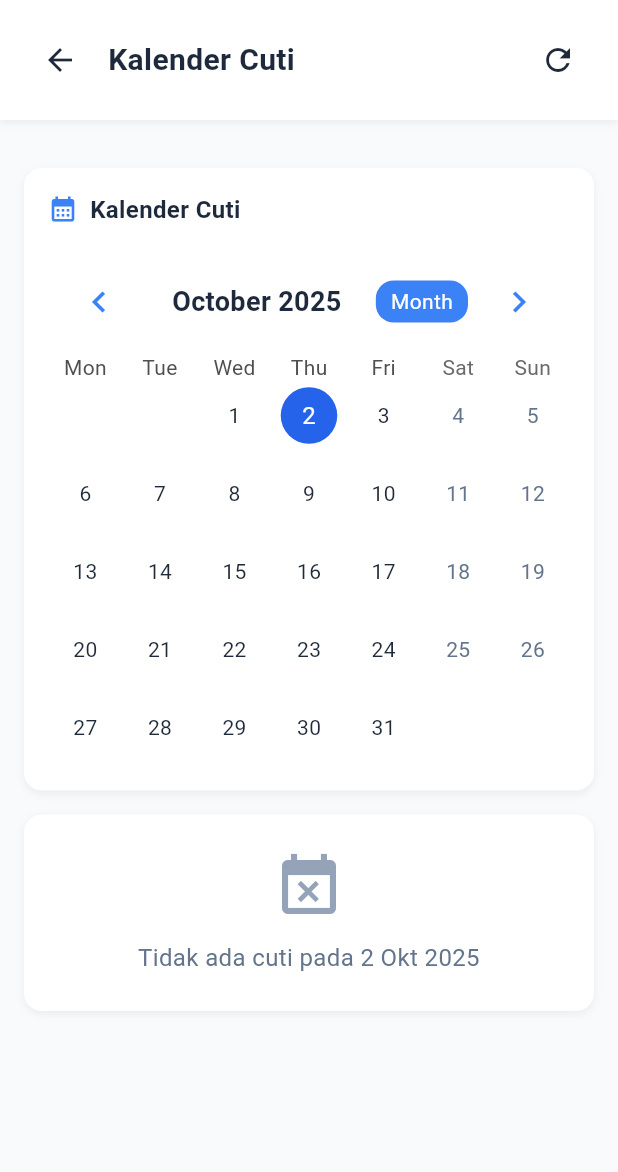
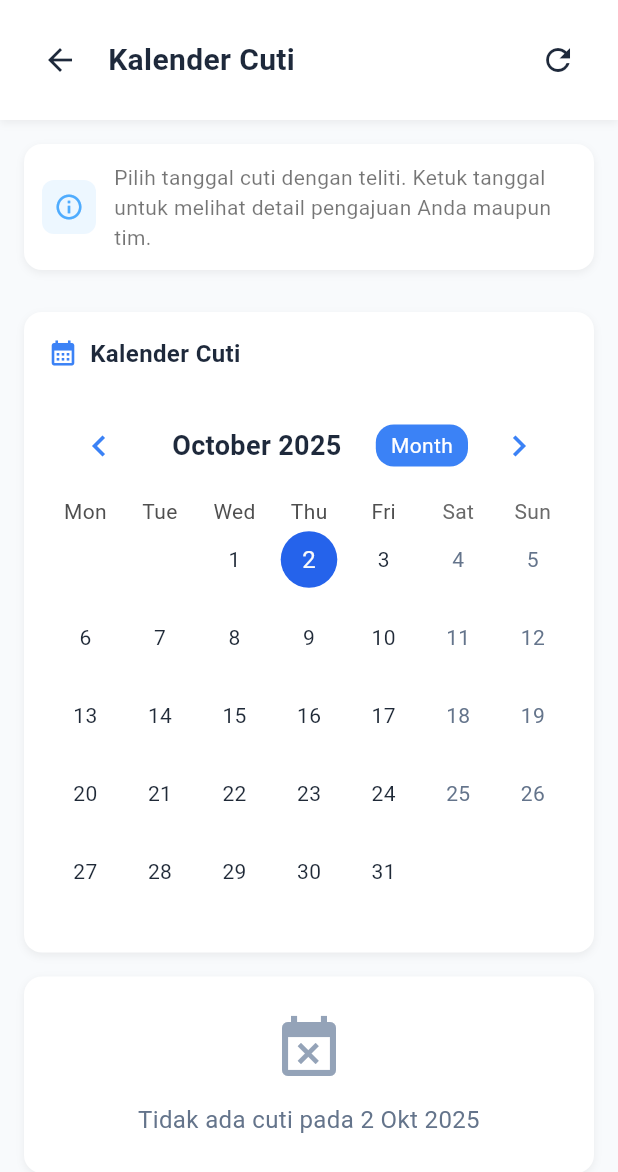
Before and after one commit to levanza1358/mti_pontianak, a Flutter app: the CalendarCutiPage screen opened by its route, on a phone screen of 412 x 824 dp. Shown: the top 1172 px of the screen. Run offline on Flutter 3.47's test engine with Material 3 defaults, Android fonts, the phone set to English and light mode, and no system bars; drawn by our look-alikes of table_calendar; our stand-ins replace get, pdf, printing, share_plus, shared_preferences, signature and 1 more; accounts and stored records are empty.

Commit message:
feat(calendar): add info tip widget for date selection guidance
Add an info tip widget above the user info card to provide guidance about date selection functionality. The tip explains how to view details by tapping dates and includes an info icon for better visibility.

```diff
--- a/lib/page/calendar_cuti_page.dart
+++ b/lib/page/calendar_cuti_page.dart
@@ -69,6 +69,9 @@ class CalendarCutiPage extends StatelessWidget {
                   child: Column(
                     crossAxisAlignment: CrossAxisAlignment.start,
                     children: [
+                      // Info tip (inspirasi dari halaman Cuti)
+                      _buildInfoTip(),
+                      const SizedBox(height: 12),
                       // User info card
                       _buildUserInfoCard(controller),
                       const SizedBox(height: 16),
@@ -86,6 +89,46 @@ class CalendarCutiPage extends StatelessWidget {
             ),
           ],
         ),
+      ),
+    );
+  }
+
+  Widget _buildInfoTip() {
+    return Container(
+      padding: const EdgeInsets.all(12),
+      decoration: BoxDecoration(
+        color: Colors.white,
+        borderRadius: BorderRadius.circular(12),
+        boxShadow: const [
+          BoxShadow(
+            color: Color(0x0F000000),
+            blurRadius: 4,
+            offset: Offset(0, 2),
+          ),
+        ],
+      ),
+      child: Row(
+        children: [
+          Container(
+            padding: const EdgeInsets.all(8),
+            decoration: BoxDecoration(
+              color: const Color(0xFF4facfe).withOpacity(0.1),
+              borderRadius: BorderRadius.circular(8),
+            ),
+            child: const Icon(
+              Icons.info_outline,
+              color: Color(0xFF4facfe),
+              size: 20,
+            ),
+          ),
+          const SizedBox(width: 12),
+          const Expanded(
+            child: Text(
+              'Pilih tanggal cuti dengan teliti. Ketuk tanggal untuk melihat detail pengajuan Anda maupun tim.',
+              style: TextStyle(fontSize: 14, color: Colors.black54),
+            ),
+          ),
+        ],
       ),
     );
   }
@@ -232,7 +275,10 @@ class CalendarCutiPage extends StatelessWidget {
               );
             }
 
-            return TableCalendar<Map<String, dynamic>>(
+            return Column(
+              crossAxisAlignment: CrossAxisAlignment.start,
+              children: [
+                TableCalendar<Map<String, dynamic>>(
                   firstDay: DateTime.utc(2020, 1, 1),
                   lastDay: DateTime.utc(2030, 12, 31),
                   focusedDay: controller.focusedDay.value,
@@ -283,12 +329,47 @@ class CalendarCutiPage extends StatelessWidget {
                       color: Color(0xFF1E293B),
                     ),
                   ),
+                  calendarBuilders: CalendarBuilders(
+                    markerBuilder: (context, date, events) {
+                      if (events.isEmpty) return null;
+                      final dots = events.take(3).map((e) {
+                        final status = (e['status'] ?? '').toString();
+                        final isOwn = e['is_own'] == true;
+                        final color = isOwn
+                            ? const Color(0xFF0EA5E9)
+                            : const Color(0xFF64748B);
+                        return Container(
+                          width: 6,
+                          height: 6,
+                          margin: const EdgeInsets.symmetric(horizontal: 0.5),
+                          decoration: BoxDecoration(
+                            color: color,
+                            shape: BoxShape.circle,
+                          ),
+                        );
+                      }).toList();
+                      return Row(
+                        mainAxisAlignment: MainAxisAlignment.center,
+                        children: dots,
+                      );
+                    },
+                  ),
                   onDaySelected: controller.onDaySelected,
                   onFormatChanged: controller.onFormatChanged,
                   onPageChanged: controller.onPageChanged,
                   selectedDayPredicate: (day) {
                     return isSameDay(controller.selectedDay.value, day);
                   },
+                ),
+                const SizedBox(height: 12),
+                Wrap(
+                  spacing: 8,
+                  runSpacing: 8,
+                  children: [
+                    // Legend chips dihapus karena tidak digunakan
+                  ],
+                ),
+              ],
             );
           }),
         ],
@@ -414,6 +495,7 @@ class CalendarCutiPage extends StatelessWidget {
                   ),
                 ),
               ),
+              // Badge status dihapus karena tidak digunakan
             ],
           ),
           const SizedBox(height: 8),
@@ -444,6 +526,8 @@ class CalendarCutiPage extends StatelessWidget {
     );
   }
 
+  // Helpers status & legend dihapus karena tidak digunakan.
+
   String _formatDate(DateTime date) {
     const months = [
       'Jan',
```
Lines whose indentation alone changed are shown as unchanged.
